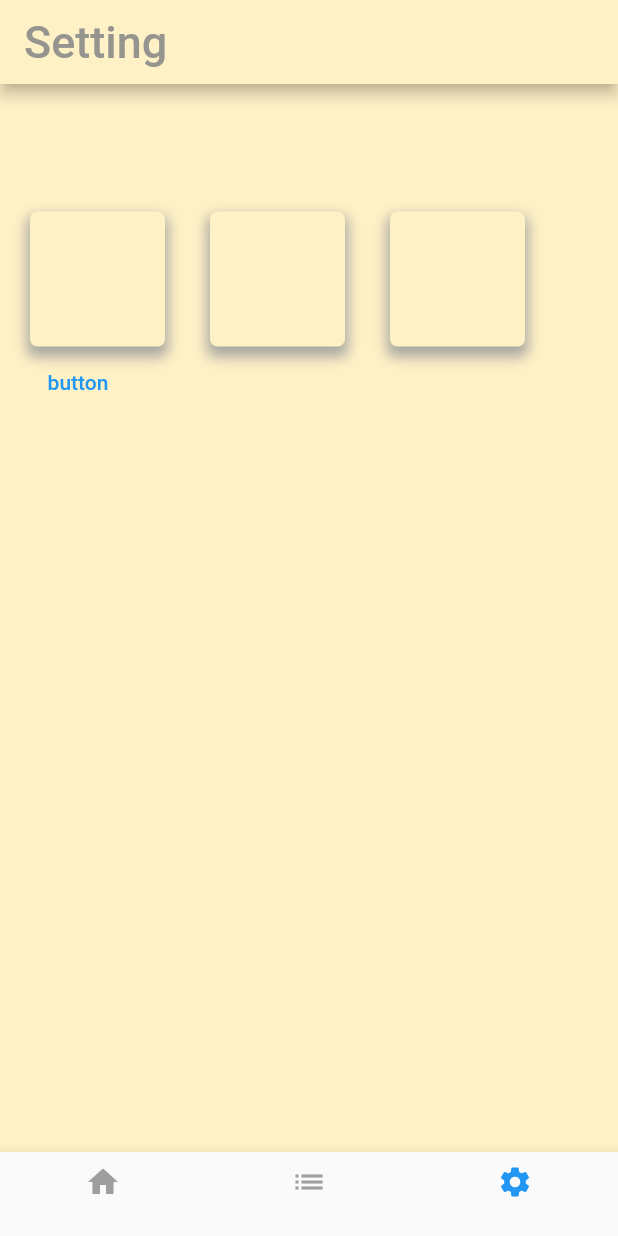
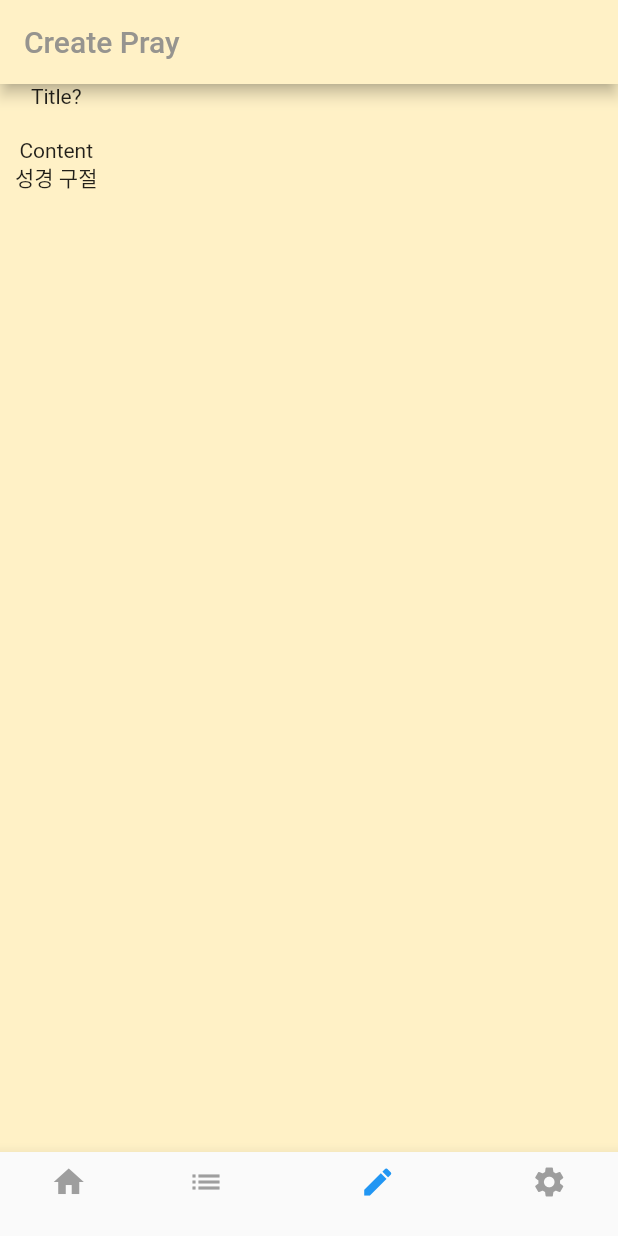
Before and after one commit to haeun930515/HaeunApp, a Flutter app: the screen it shows once a user with an empty profile is signed in, item 3 of the bottom bar chosen, on a phone screen of 412 x 824 dp. Run offline on Flutter 3.47's test engine with Material 2 defaults, Android fonts, the phone set to English and light mode, and no system bars; our stand-ins replace cloud_firestore, firebase_auth, firebase_core, get; accounts and stored records are empty.

Commit message:
Create 페이지 추가

```diff
--- a/lib/view/pages/main/main_screen.dart
+++ b/lib/view/pages/main/main_screen.dart
@@ -1,6 +1,7 @@
 import 'package:flutter/material.dart';
 import 'package:get/get.dart';
 import 'package:haeunapp/controller/main_controller.dart';
+import 'package:haeunapp/view/pages/main/sub_screens/pray_create_page.dart';
 import 'package:haeunapp/view/pages/main/sub_screens/pray_feed_page.dart';
 import 'package:haeunapp/view/pages/main/sub_screens/pray_list_page.dart';
 import 'package:haeunapp/view/pages/main/sub_screens/setting_page.dart';
@@ -13,7 +14,12 @@ class MainScreen extends GetView<MainController> {
     return Obx(() => Scaffold(
           body: IndexedStack(
             index: controller.rootPageIndex.value,
-            children: [PrayFeedPage(), PrayListPage(), const SettingPage()],
+            children: [
+              PrayFeedPage(),
+              PrayListPage(),
+              const PrayCreatePage(),
+              const SettingPage()
+            ],
           ),
           bottomNavigationBar: BottomNavigationBar(
             currentIndex: controller.rootPageIndex.toInt(),
@@ -38,6 +44,14 @@ class MainScreen extends GetView<MainController> {
                 activeIcon: Icon(Icons.list, color: Colors.blue),
               ),
               BottomNavigationBarItem(
+                icon: Icon(
+                  Icons.create,
+                  color: Colors.grey,
+                ),
+                label: '',
+                activeIcon: Icon(Icons.create, color: Colors.blue),
+              ),
+              BottomNavigationBarItem(
                   icon: Icon(
                     Icons.settings,
                     color: Colors.grey,
--- /dev/null
+++ b/lib/view/pages/main/sub_screens/pray_create_page.dart
@@ -0,0 +1,33 @@
+import 'package:flutter/material.dart';
+import 'package:get/get.dart';
+import 'package:haeunapp/controller/pray_controller.dart';
+
+class PrayCreatePage extends GetView<PrayController> {
+  const PrayCreatePage({super.key});
+
+  @override
+  Widget build(BuildContext context) {
+    return Scaffold(
+      appBar: AppBar(
+          title: const Text(
+            "Create Pray",
+            style: TextStyle(color: Color.fromARGB(221, 134, 134, 134)),
+          ),
+          backgroundColor: const Color.fromARGB(255, 255, 241, 198)),
+      backgroundColor: const Color.fromARGB(255, 255, 241, 198),
+      body: Padding(
+        padding: const EdgeInsets.symmetric(horizontal: 10),
+        child: Column(
+          children: const [
+            Text("Title?"),
+            SizedBox(
+              height: 20,
+            ),
+            Text("Content"),
+            Text("성경 구절")
+          ],
+        ),
+      ),
+    );
+  }
+}
```
